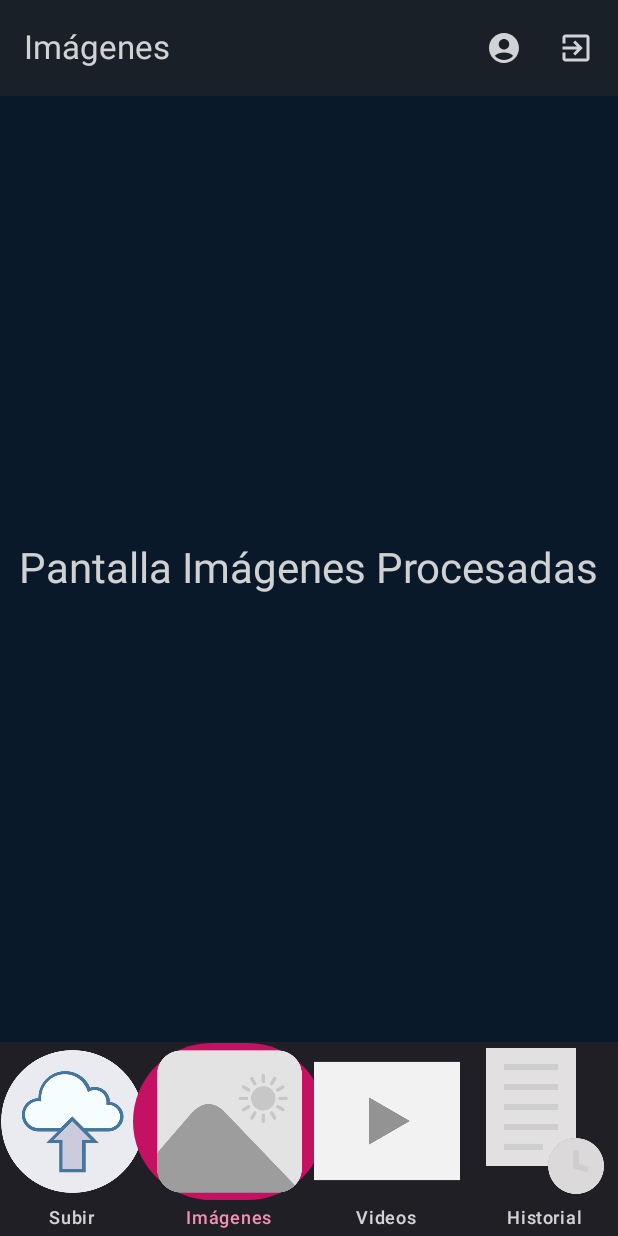
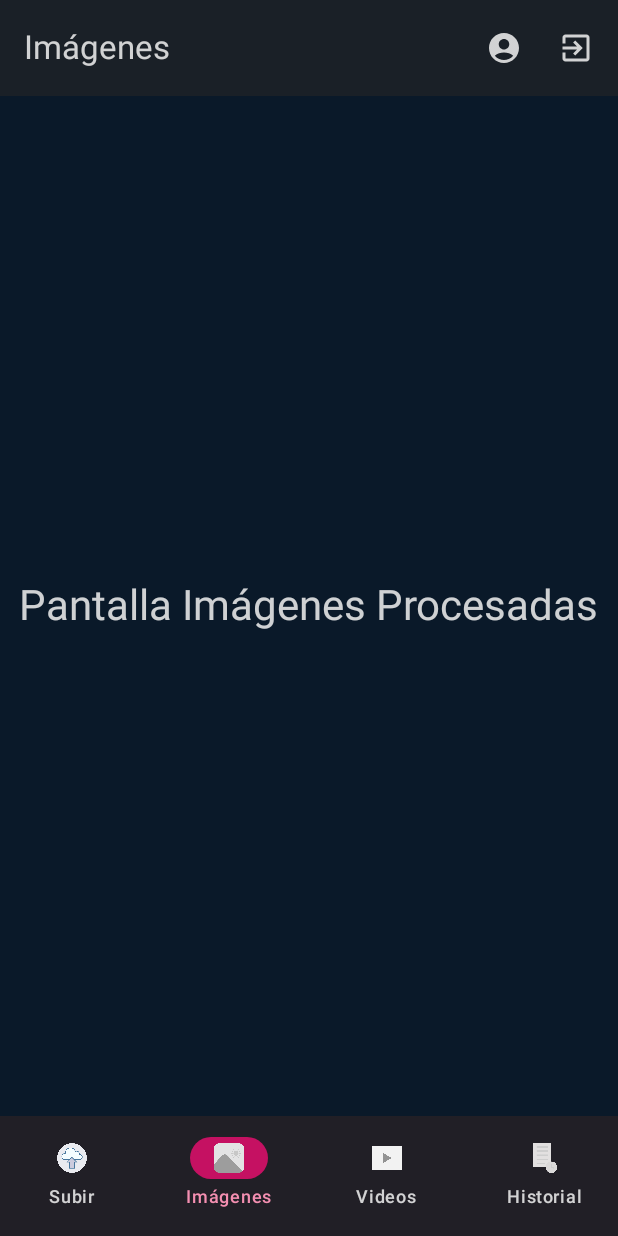
Before and after one commit to GatitoLetalxd/AppMovilRender, an Android app built with Jetpack Compose: the MainScreen screen opened through its navigation route, after a tap on "Imágenes", on a phone screen of 412 x 824 dp. Run offline under Robolectric (Android 15) with nearby library versions, the phone set to English and light mode, and no system bars.

Commit message:
Correcion de temas y bugs en el procesamiento de imagenes

```diff
--- a/app/src/main/java/com/example/projectofinal/data/model/ImageModels.kt
+++ b/app/src/main/java/com/example/projectofinal/data/model/ImageModels.kt
@@ -41,7 +41,10 @@ data class UserImage(
 
 data class ProcessImageResponse(
     val message: String,
-    val processedImage: ProcessedImage
+    @SerializedName("processedPath")
+    val processedPath: String,
+    @SerializedName("url_procesada")
+    val urlProcesada: String
 )
 
 data class ProcessedImage(
--- a/app/src/main/java/com/example/projectofinal/data/repository/ImageRepository.kt
+++ b/app/src/main/java/com/example/projectofinal/data/repository/ImageRepository.kt
@@ -55,12 +55,13 @@ class ImageRepository(private val apiService: ApiService) {
         }
     }
 
-    suspend fun processImage(token: String, imageId: Int): Result<ProcessedImage> = withContext(Dispatchers.IO) {
+    suspend fun processImage(token: String, imageId: Int): Result<ProcessImageResponse> = withContext(Dispatchers.IO) {
         try {
             val response = apiService.processImage("Bearer $token", imageId)
             if (response.isSuccessful) {
                 response.body()?.let { processResponse ->
-                    Result.success(processResponse.processedImage)
+                    Logger.d("ImageRepository", "Respuesta de procesamiento recibida: $processResponse")
+                    Result.success(processResponse)
                 } ?: Result.failure(Exception("Respuesta vacía del servidor"))
             } else {
                 val errorBody = response.errorBody()?.string() ?: "Error desconocido"
--- a/app/src/main/java/com/example/projectofinal/ui/auth/MainScreen.kt
+++ b/app/src/main/java/com/example/projectofinal/ui/auth/MainScreen.kt
@@ -8,6 +8,7 @@ import androidx.compose.foundation.layout.Column
 import androidx.compose.foundation.layout.fillMaxSize
 import androidx.compose.foundation.layout.fillMaxWidth
 import androidx.compose.foundation.layout.padding
+import androidx.compose.foundation.layout.size
 import androidx.compose.material.icons.Icons
 import androidx.compose.material.icons.automirrored.filled.ExitToApp
 import androidx.compose.material.icons.filled.AccountCircle
@@ -163,7 +164,13 @@ fun MainScreen(
                                     }
                                 }
                             },
-                            icon = { Image(painter = painterResource(id = item.iconResId), contentDescription = item.label) },
+                            icon = {
+                                Image(
+                                    painter = painterResource(id = item.iconResId),
+                                    contentDescription = item.label,
+                                    modifier = Modifier.size(20.dp)
+                                )
+                            },
                             label = { Text(item.label) }
                         )
                     }
--- a/app/src/main/java/com/example/projectofinal/ui/theme/GradientButton.kt
+++ b/app/src/main/java/com/example/projectofinal/ui/theme/GradientButton.kt
@@ -1,14 +1,18 @@
 package com.example.projectofinal.ui.theme
+
+import androidx.compose.foundation.LocalIndication
 import androidx.compose.foundation.background
 import androidx.compose.foundation.clickable
+import androidx.compose.foundation.interaction.MutableInteractionSource // Added import
 import androidx.compose.foundation.layout.Box
 import androidx.compose.foundation.layout.PaddingValues
-import androidx.compose.foundation.layout.RowScope // Necesario si quieres que el lambda de contenido sea RowScope
+import androidx.compose.foundation.layout.RowScope
 import androidx.compose.foundation.layout.padding
 import androidx.compose.foundation.shape.RoundedCornerShape
 import androidx.compose.material3.MaterialTheme
 import androidx.compose.material3.Text
 import androidx.compose.runtime.Composable
+import androidx.compose.runtime.remember // Added import
 import androidx.compose.ui.Alignment
 import androidx.compose.ui.Modifier
 import androidx.compose.ui.draw.clip
@@ -19,7 +23,7 @@ import androidx.compose.ui.text.TextStyle
 import androidx.compose.ui.text.font.FontWeight
 import androidx.compose.ui.tooling.preview.Preview
 import androidx.compose.ui.unit.dp
-import com.example.projectofinal.ui.theme.* // Asume que DarkOnPrimary está aquí
+import com.example.projectofinal.ui.theme.*
 
 @Composable
 fun GradientButton(
@@ -28,19 +32,22 @@ fun GradientButton(
     gradientBrush: Brush,
     shape: Shape = RoundedCornerShape(8.dp),
     contentPadding: PaddingValues = PaddingValues(horizontal = 24.dp, vertical = 12.dp),
-    // Quita textColor y textStyle de esta firma, ya que el contenido los define
-    content: @Composable () -> Unit // Simplificado a @Composable () -> Unit si no necesitas RowScope
-    // content: @Composable RowScope.() -> Unit // Si necesitas RowScope para el contenido
+    content: @Composable () -> Unit
 ) {
+    val interactionSource = remember { MutableInteractionSource() } // Added interaction source
     Box(
         modifier = modifier
             .clip(shape)
             .background(gradientBrush)
-            .clickable(onClick = onClick)
+            .clickable( // Modified clickable
+                interactionSource = interactionSource,
+                indication = LocalIndication.current, // Use LocalIndication from Material 3
+                onClick = onClick
+            )
             .padding(contentPadding),
         contentAlignment = Alignment.Center
     ) {
-        content() // El contenido (que incluye el Text con su propio color y estilo) se renderiza aquí
+        content()
     }
 }
 
@@ -58,7 +65,7 @@ fun GradientButton(
     textColor: Color = DarkOnPrimary, // Color para ESTE Text específico
     textStyle: TextStyle = MaterialTheme.typography.labelLarge.copy(fontWeight = FontWeight.SemiBold) // Estilo para ESTE Text
 ) {
-    GradientButton( // Llama a la primera sobrecarga
+    GradientButton( // Llama a la primera sobrecarga, que ahora contains the fix
         onClick = onClick,
         modifier = modifier,
         gradientBrush = gradientBrush,
--- a/gradle/libs.versions.toml
+++ b/gradle/libs.versions.toml
@@ -9,7 +9,8 @@ lifecycleRuntimeKtx = "2.9.2"
 activityCompose = "1.10.1"
 composeBom = "2024.06.00"
 firebaseAppdistributionGradle = "5.1.1"
-androidxComposeFoundation = "1.7.0-beta01" # O una versión estable como "1.6.7" si la beta no funciona
+androidxComposeFoundation = "1.7.0-beta01"
+uiGraphics = "1.9.0" # O una versión estable como "1.6.7" si la beta no funciona
 
 [libraries]
 androidx-core-ktx = { group = "androidx.core", name = "core-ktx", version.ref = "coreKtx" }
@@ -27,7 +28,6 @@ androidx-ui-test-manifest = { group = "androidx.compose.ui", name = "ui-test-man
 androidx-ui-test-junit4 = { group = "androidx.compose.ui", name = "ui-test-junit4" }
 androidx-material3 = { group = "androidx.compose.material3", name = "material3" }
 firebase-appdistribution-gradle = { group = "com.google.firebase", name = "firebase-appdistribution-gradle", version.ref = "firebaseAppdistributionGradle" }
-
 [plugins]
 android-application = { id = "com.android.application", version.ref = "agp" }
 kotlin-android = { id = "org.jetbrains.kotlin.android", version.ref = "kotlin" }
```
Also changed, not shown: app/src/main/java/com/example/projectofinal/ui/auth/UploadScreen.kt (+33 -13 lines), app/src/main/java/com/example/projectofinal/viewmodel/ImageViewModel.kt (+100 -18 lines).
